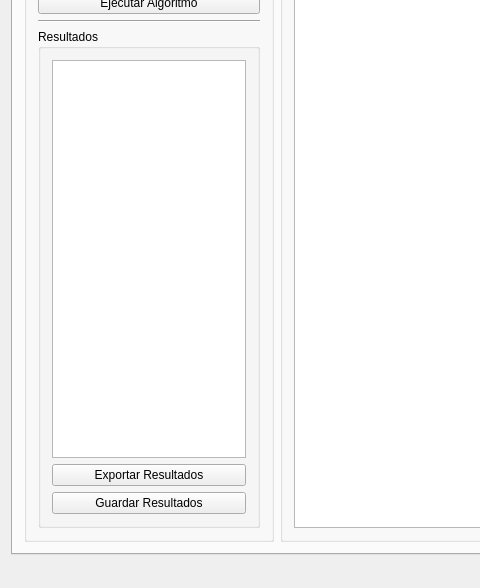
Before: the Qt Designer form RotoMap/MainWindow.ui in Alexzm25/RotoMap, drawn with Qt 5; both pictures show x 0 to 480 and y 132 to 720 of the 1280 by 720 pixel window.
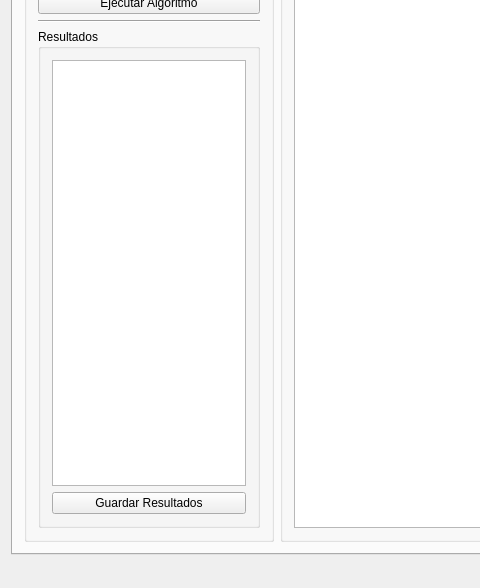
After: the same form once the commit is applied. The open tabs and pages were chosen to show the change. Icons and pictures are not drawn.

Commit message: Update UI for route management

```diff
--- a/RotoMap/MainWindow.ui
+++ b/RotoMap/MainWindow.ui
@@ -172,21 +172,7 @@
              </property>
              <layout class="QVBoxLayout" name="verticalLayout_9">
               <item>
-               <widget class="QTextEdit" name="resultsText">
-                <property name="readOnly">
-                 <bool>true</bool>
-                </property>
-               </widget>
-              </item>
-              <item>
-               <widget class="QPushButton" name="btnExportResults">
-                <property name="toolTip">
-                 <string>Exporta los resultados a un archivo de texto</string>
-                </property>
-                <property name="text">
-                 <string>Exportar Resultados</string>
-                </property>
-               </widget>
+               <widget class="QTextEdit" name="resultsText"/>
               </item>
               <item>
                <widget class="QPushButton" name="btnSaveResults">
```
The commit also changes 4 other files.
